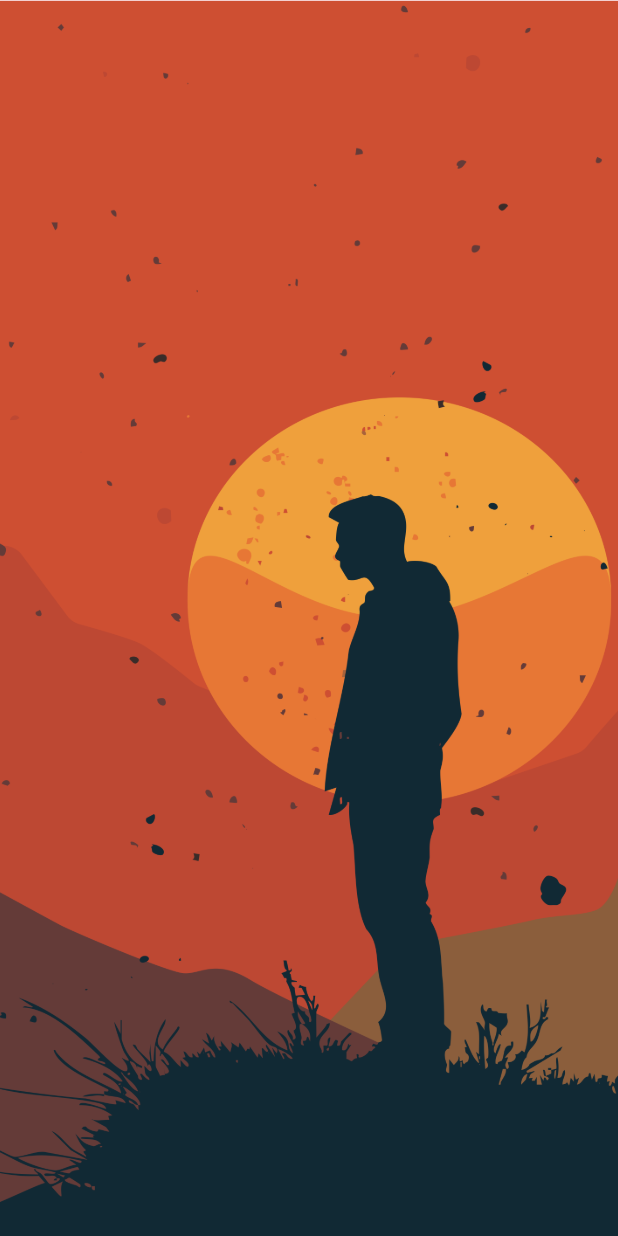
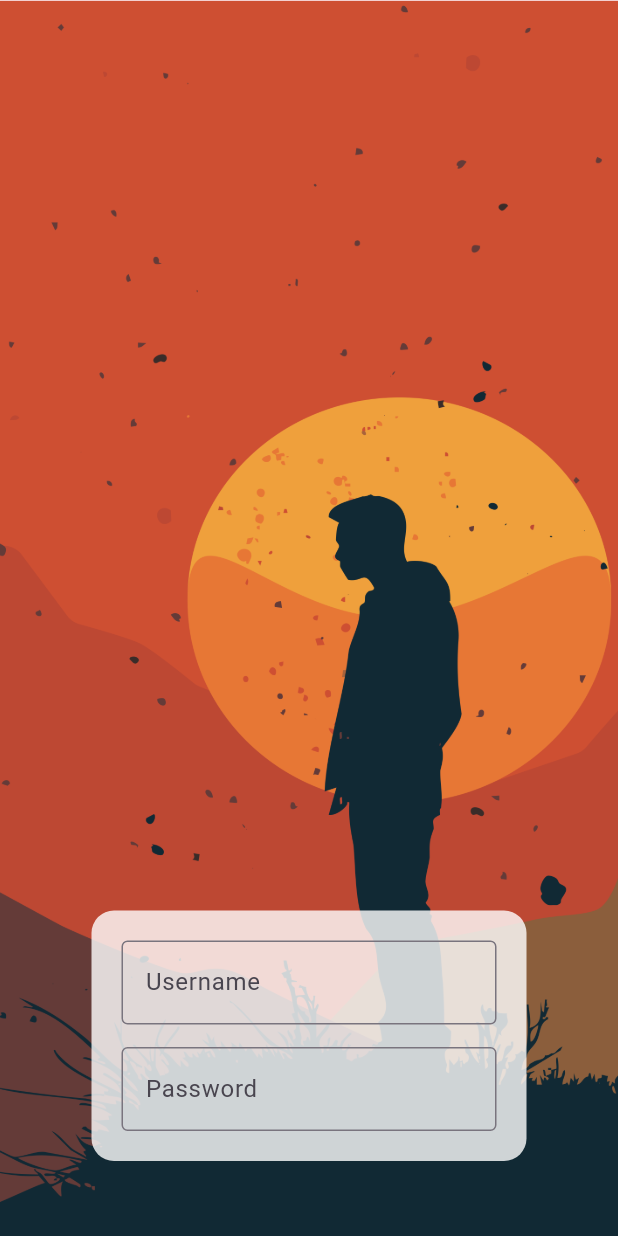
Before and after one commit to lakshanchamidu/Flutter-Snippets, a Flutter app: the screen it shows after launch, on a phone screen of 412 x 824 dp. Run offline on Flutter 3.47's test engine with Material 3 defaults, Android fonts, the phone set to English and light mode, and no system bars.

Commit message:
Add input text fields and container add

```diff
--- a/login_pages/lib/login_page.dart
+++ b/login_pages/lib/login_page.dart
@@ -17,7 +17,45 @@ class _LoginScreen extends State<LoginPage> {
             fit: BoxFit.cover,
           ),
         ),
-      ),
+        child: Align(
+          alignment: Alignment.bottomCenter,
+          child: Container(
+            margin: EdgeInsets.all(50.0),
+            padding: EdgeInsets.all(20.0),
+            decoration: BoxDecoration(
+              color: Colors.white.withOpacity(0.8),
+              borderRadius: BorderRadius.circular(15),
+            ),
+
+            child:Column(
+                mainAxisSize: MainAxisSize.min,
+                children: [
+                  SizedBox(
+                    width: 250,
+                    child: TextField(
+                      obscureText: true,
+                      decoration: InputDecoration(
+                        border: OutlineInputBorder(),
+                        labelText: 'Username',
+                      ),
+                    ),
+                  ),
+                  const SizedBox(height: 15),
+                  SizedBox(
+                    width: 250,
+                    child: TextField(
+                      obscureText: true,
+                      decoration: InputDecoration(
+                        border: OutlineInputBorder(),
+                        labelText: "Password",
+                      ),
+                    ),
+                  ),
+                ],
+              ),
+            ),
+          ),
+        ),
     );
   }
 }
```
